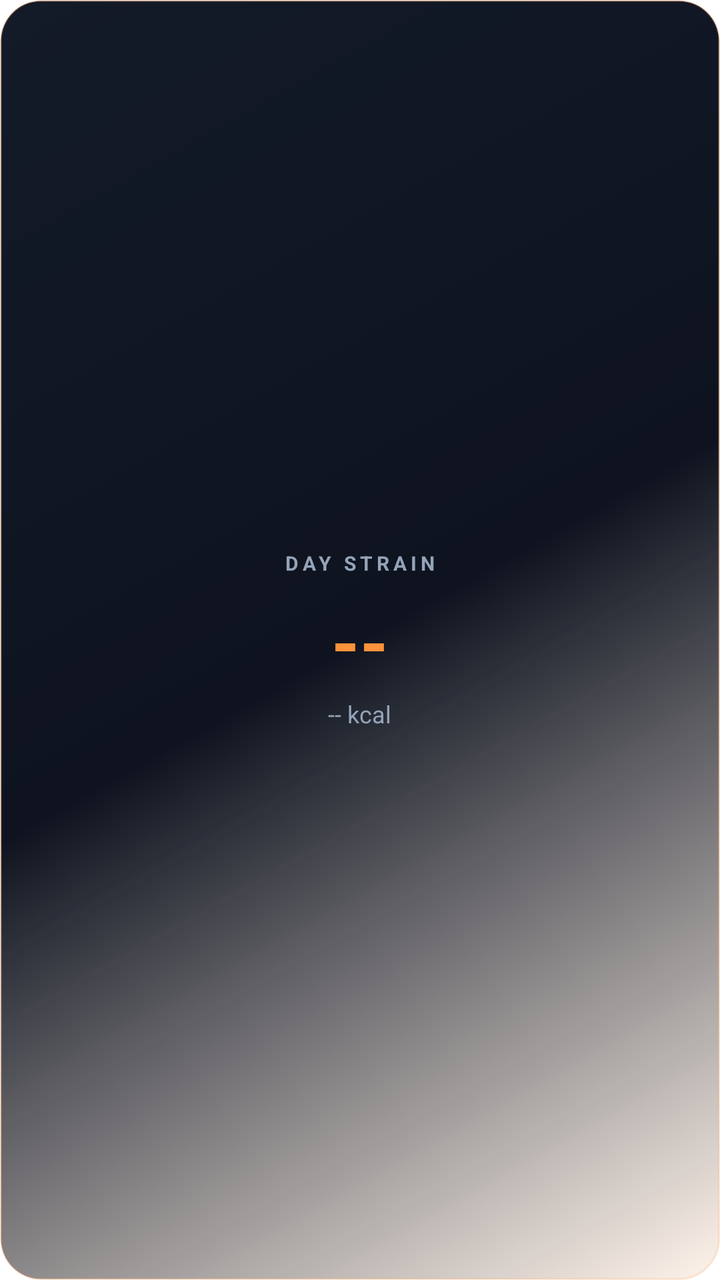
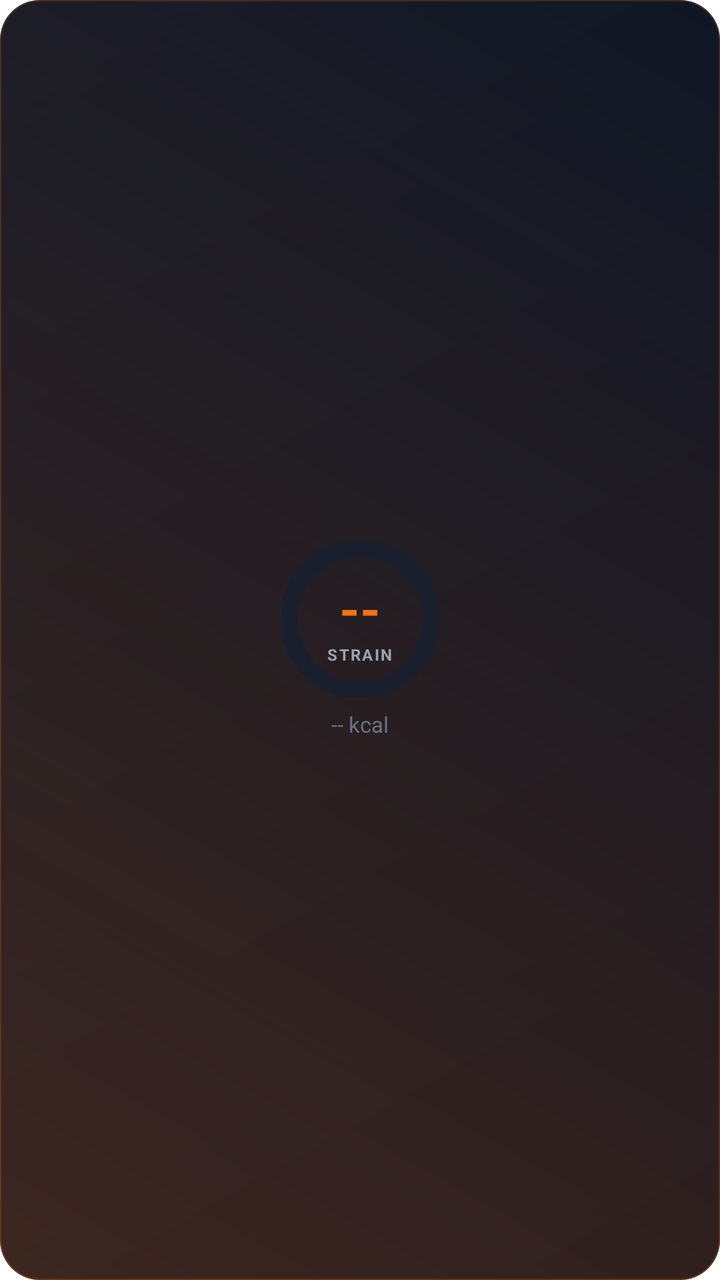

Two renders of the same Android screen: before a commit and after it. Below are the layout's source before the change and the commit's diff.
<!-- AndroidManifest.xml: fallback theme Theme.MaterialComponents.DayNight.NoActionBar -->
<!-- res/layout/widget_strain.xml -->
<?xml version="1.0" encoding="utf-8"?>
<LinearLayout xmlns:android="http://schemas.android.com/apk/res/android"
    android:layout_width="match_parent"
    android:layout_height="match_parent"
    android:orientation="vertical"
    android:background="@drawable/widget_bg_strain"
    android:padding="16dp"
    android:gravity="center">

    <TextView
        android:layout_width="wrap_content"
        android:layout_height="wrap_content"
        android:text="DAY STRAIN"
        android:textColor="#94A3B8"
        android:textSize="10sp"
        android:textStyle="bold"
        android:letterSpacing="0.2"
        android:layout_marginBottom="8dp" />

    <TextView
        android:id="@+id/widget_strain_score"
        android:layout_width="wrap_content"
        android:layout_height="wrap_content"
        android:text="--"
        android:textColor="#FB923C"
        android:textSize="36sp"
        android:textStyle="bold" />

    <TextView
        android:id="@+id/widget_strain_calories"
        android:layout_width="wrap_content"
        android:layout_height="wrap_content"
        android:text="-- kcal"
        android:textColor="#94A3B8"
        android:textSize="12sp"
        android:layout_marginTop="4dp" />
</LinearLayout>
<!-- resources referenced by this layout -->
<resources>
  <!-- drawable widget_bg_strain (drawable) -->
  <?xml version="1.0" encoding="utf-8"?>
  <shape xmlns:android="http://schemas.android.com/apk/res/android"
      android:shape="rectangle">
      <gradient
          android:angle="135"
          android:startColor="#1AFB923C"
          android:centerColor="#0E131F"
          android:endColor="#131A28"
          android:type="linear" />
      <corners android:radius="20dp" />
      <stroke
          android:width="1dp"
          android:color="#33FB923C" />
  </shape>
</resources>

<!-- the commit's change to res/layout/widget_strain.xml (unified diff, before → after) -->
@@ -1,37 +1,70 @@
 <?xml version="1.0" encoding="utf-8"?>
-<LinearLayout xmlns:android="http://schemas.android.com/apk/res/android"
+<FrameLayout xmlns:android="http://schemas.android.com/apk/res/android"
+    android:id="@+id/widget_root"
     android:layout_width="match_parent"
     android:layout_height="match_parent"
-    android:orientation="vertical"
     android:background="@drawable/widget_bg_strain"
-    android:padding="16dp"
-    android:gravity="center">
+    android:padding="16dp">
 
-    <TextView
+    <LinearLayout
         android:layout_width="wrap_content"
         android:layout_height="wrap_content"
-        android:text="DAY STRAIN"
-        android:textColor="#94A3B8"
-        android:textSize="10sp"
-        android:textStyle="bold"
-        android:letterSpacing="0.2"
-        android:layout_marginBottom="8dp" />
+        android:layout_gravity="center"
+        android:gravity="center_horizontal"
+        android:orientation="vertical">
 
-    <TextView
-        android:id="@+id/widget_strain_score"
-        android:layout_width="wrap_content"
-        android:layout_height="wrap_content"
-        android:text="--"
-        android:textColor="#FB923C"
-        android:textSize="36sp"
-        android:textStyle="bold" />
+        <FrameLayout
+            android:layout_width="78dp"
+            android:layout_height="78dp">
 
-    <TextView
-        android:id="@+id/widget_strain_calories"
-        android:layout_width="wrap_content"
-        android:layout_height="wrap_content"
-        android:text="-- kcal"
-        android:textColor="#94A3B8"
-        android:textSize="12sp"
-        android:layout_marginTop="4dp" />
-</LinearLayout>
+            <ProgressBar
+                android:id="@+id/strain_progress"
+                style="?android:attr/progressBarStyleHorizontal"
+                android:layout_width="78dp"
+                android:layout_height="78dp"
+                android:indeterminate="false"
+                android:max="21"
+                android:progress="0"
+                android:progressDrawable="@drawable/widget_circular_progress_blue" />
+
+            <LinearLayout
+                android:layout_width="match_parent"
+                android:layout_height="match_parent"
+                android:gravity="center"
+                android:orientation="vertical">
+
+                <TextView
+                    android:id="@+id/widget_strain_score"
+                    android:layout_width="wrap_content"
+                    android:layout_height="wrap_content"
+                    android:text="--"
+                    android:textColor="#F97316"
+                    android:textSize="26sp"
+                    android:textStyle="bold" />
+
+                <TextView
+                    android:layout_width="wrap_content"
+                    android:layout_height="wrap_content"
+                    android:text="STRAIN"
+                    android:textAllCaps="true"
+                    android:textColor="#9CA3AF"
+                    android:textSize="8sp"
+                    android:textStyle="bold"
+                    android:letterSpacing="0.1" />
+
+            </LinearLayout>
+
+        </FrameLayout>
+
+        <TextView
+            android:id="@+id/widget_strain_calories"
+            android:layout_width="wrap_content"
+            android:layout_height="wrap_content"
+            android:layout_marginTop="6dp"
+            android:text="-- kcal"
+            android:textColor="#6B7280"
+            android:textSize="11sp" />
+
+    </LinearLayout>
+
+</FrameLayout>
<!-- resource entries referenced after the edit -->
@@ -2,18 +2,76 @@
 <resources>
   <!-- drawable widget_bg_strain (drawable) -->
   <?xml version="1.0" encoding="utf-8"?>
-  <shape xmlns:android="http://schemas.android.com/apk/res/android"
-      android:shape="rectangle">
-      <gradient
-          android:angle="135"
-          android:startColor="#1AFB923C"
-          android:centerColor="#0E131F"
-          android:endColor="#131A28"
-          android:type="linear" />
-      <corners android:radius="20dp" />
-      <stroke
-          android:width="1dp"
-          android:color="#33FB923C" />
-  </shape>
+  <layer-list xmlns:android="http://schemas.android.com/apk/res/android">
+  
+      
+      <item>
+          <shape android:shape="rectangle">
+              <gradient
+                  android:startColor="#0B1120"
+                  android:endColor="#111827"
+                  android:angle="135"
+                  android:type="linear" />
+              <corners android:radius="20dp" />
+          </shape>
+      </item>
+  
+      
+      <item>
+          <shape android:shape="rectangle">
+              <gradient
+                  android:startColor="#33F97316"
+                  android:endColor="#00000000"
+                  android:angle="45"
+                  android:type="linear" />
+              <corners android:radius="20dp" />
+          </shape>
+      </item>
+  
+      
+      <item>
+          <shape android:shape="rectangle">
+              <stroke
+                  android:width="0.5dp"
+                  android:color="#33F97316" />
+              <corners android:radius="20dp" />
+              <solid android:color="@android:color/transparent" />
+          </shape>
+      </item>
+  
+  </layer-list>
+  <!-- drawable widget_circular_progress_blue (drawable) -->
+  <?xml version="1.0" encoding="utf-8"?>
+  <layer-list xmlns:android="http://schemas.android.com/apk/res/android">
+  
+      
+      <item>
+          <shape
+              android:shape="ring"
+              android:innerRadiusRatio="2.5"
+              android:thicknessRatio="9"
+              android:useLevel="false">
+              <solid android:color="#1A1F2E" />
+          </shape>
+      </item>
+  
+      
+      <item>
+          <rotate
+              android:fromDegrees="270"
+              android:toDegrees="270"
+              android:pivotX="50%"
+              android:pivotY="50%">
+              <shape
+                  android:shape="ring"
+                  android:innerRadiusRatio="2.5"
+                  android:thicknessRatio="9"
+                  android:useLevel="true">
+                  <solid android:color="#F97316" />
+              </shape>
+          </rotate>
+      </item>
+  
+  </layer-list>
 </resources>
 
